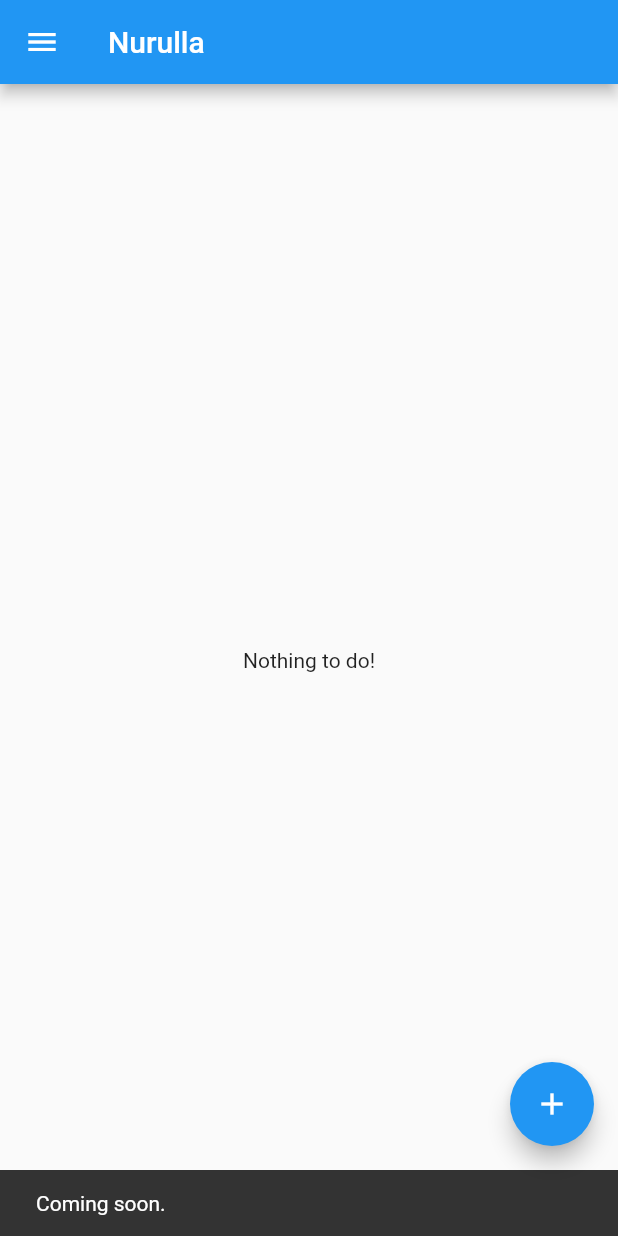
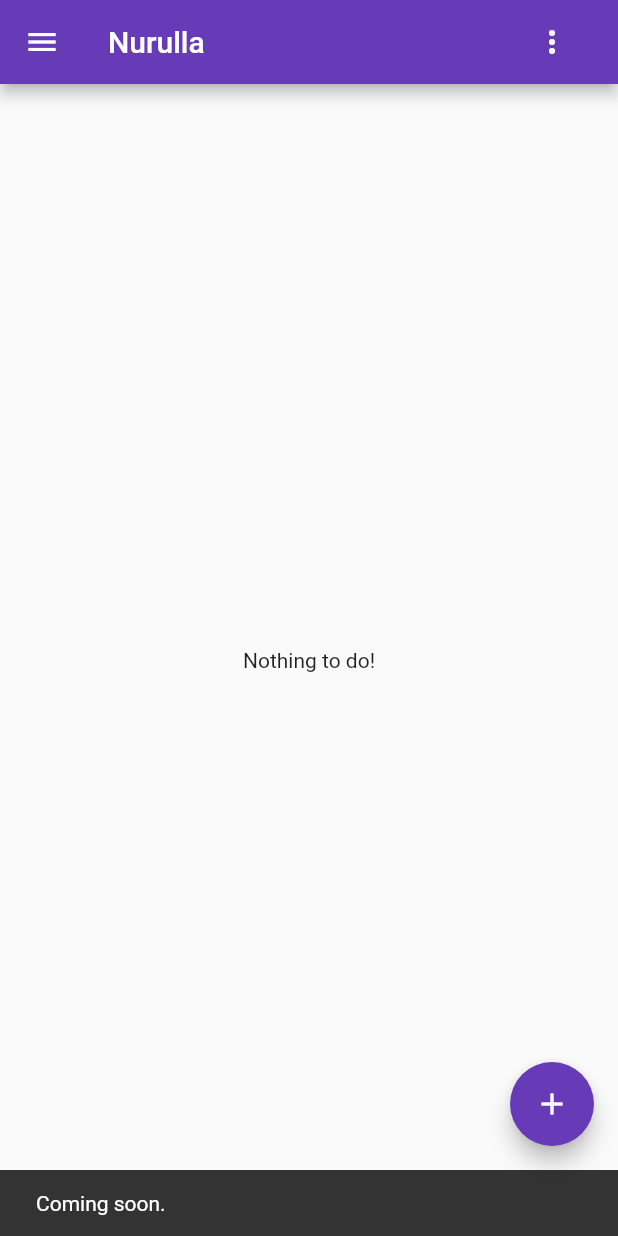
Before and after one commit to zholdoshov/dig_app, a Flutter app: the screen it shows after launch, after a tap on the "menu" icon, on a phone screen of 412 x 824 dp. Run offline on Flutter 3.47's test engine with Material 2 defaults, Android fonts, the phone set to English and light mode, and no system bars; our stand-ins replace hive_flutter; accounts and stored records are empty.

Commit message:
First on 01-16-2023
CPSC 5250 01

```diff
--- a/lib/addtaskform.dart
+++ b/lib/addtaskform.dart
@@ -7,7 +7,6 @@ import 'package:hive_flutter/hive_flutter.dart';
 final _formKey = GlobalKey<FormState>();
 
 class AddTask extends StatefulWidget {
-//   const AddTask({Key? key}) : super(key: key);
 
   @override
   State<AddTask> createState() => _AddTaskState();
@@ -15,6 +14,7 @@ class AddTask extends StatefulWidget {
 
 class _AddTaskState extends State<AddTask> {
 
+  // call Hive local database
   final taskDB = Hive.box('taskDB');
 
   static const String _widgetTitle = 'Add task';
@@ -65,6 +65,7 @@ class _AddTaskState extends State<AddTask> {
                 decoration: InputDecoration(
                   labelText: 'Description',
                 ),
+                maxLines: 6,
                 controller: _descriptionController,
                 validator: (value) {
                   if (value == null || value.isEmpty) {
@@ -114,7 +115,7 @@ class _AddTaskState extends State<AddTask> {
               ElevatedButton(
                 onPressed: () {
                   if (_formKey.currentState!.validate()) {
-                    taskDB.add([_titleController.text, _descriptionController.text, statusDropdownValue, '${lastUpdated.month}/${lastUpdated.day}/${lastUpdated.year}']);
+                    taskDB.add([_titleController.text, _descriptionController.text, statusDropdownValue, lastUpdated]);
                     ScaffoldMessenger.of(context).showSnackBar(
                       SnackBar(
                         content: Text("Task '${_titleController.text}' created!"),
--- a/lib/homepage.dart
+++ b/lib/homepage.dart
@@ -23,6 +23,16 @@ class HomePage extends State<MainPage>{
 
   final taskDB = Hive.box('taskDB');
 
+  String statusDropdownValue = 'all';
+
+  List<String> _status = [
+    'all',
+    'open',
+    'in progress',
+    'completed',
+  ];
+
+
   @override
   Widget build(BuildContext context) {
     return Scaffold(
@@ -40,15 +50,31 @@ class HomePage extends State<MainPage>{
           child: Icon(
             Icons.menu,
           ),
-        )
         ),
-      body: taskDB.isEmpty ? Center(child: Text('Nothing to do!')) : ListView.builder(
+        actions: [
+          Padding(
+            padding: EdgeInsets.only(right: 20.0),
+            child: PopupMenuButton(
+              itemBuilder: (context) => [
+
+              ],
+            ),
+          ),
+        ],
+      ),
+      body: taskDB.isEmpty ? Center(child: Text('Nothing to do!')) : Padding(
+        padding: EdgeInsets.all(10.0),
+        child: ListView.builder(
           itemCount: taskDB.toMap().length,
           itemBuilder: (context, index){
             return Card(
+              elevation: 4,
+              margin: EdgeInsets.symmetric(vertical: 10),
+              key: ValueKey(taskDB.getAt(index)[_TASK_TITLE]),
               child: ListTile(
                 title: Text(getData(index, _TASK_TITLE)),
-              subtitle: Text(getData(index, _TASK_STATUS)),
+                // subtitle: Text(getData(index, _TASK_STATUS)),
+                leading: Icon(Icons.assignment),
                 onTap: () {
                   Navigator.push(
                     context,
@@ -59,6 +85,7 @@ class HomePage extends State<MainPage>{
               ),
             );
           },
+        ),
       ),
       floatingActionButton: FloatingActionButton(
         onPressed: () {
--- a/lib/main.dart
+++ b/lib/main.dart
@@ -11,6 +11,12 @@ void main() async {
 
   runApp(MaterialApp(
     debugShowCheckedModeBanner: false,
+    theme: ThemeData(
+      primarySwatch: Colors.deepPurple,
+      textTheme: TextTheme(
+        headline1: TextStyle(color: Colors.deepPurple),
+      ),
+    ),
     title: 'Task App',
     home: MainPage(),
 ));
```
Also changed, not shown: lib/taskpage.dart (+135 -23 lines). Lines whose indentation alone changed are shown as unchanged.
